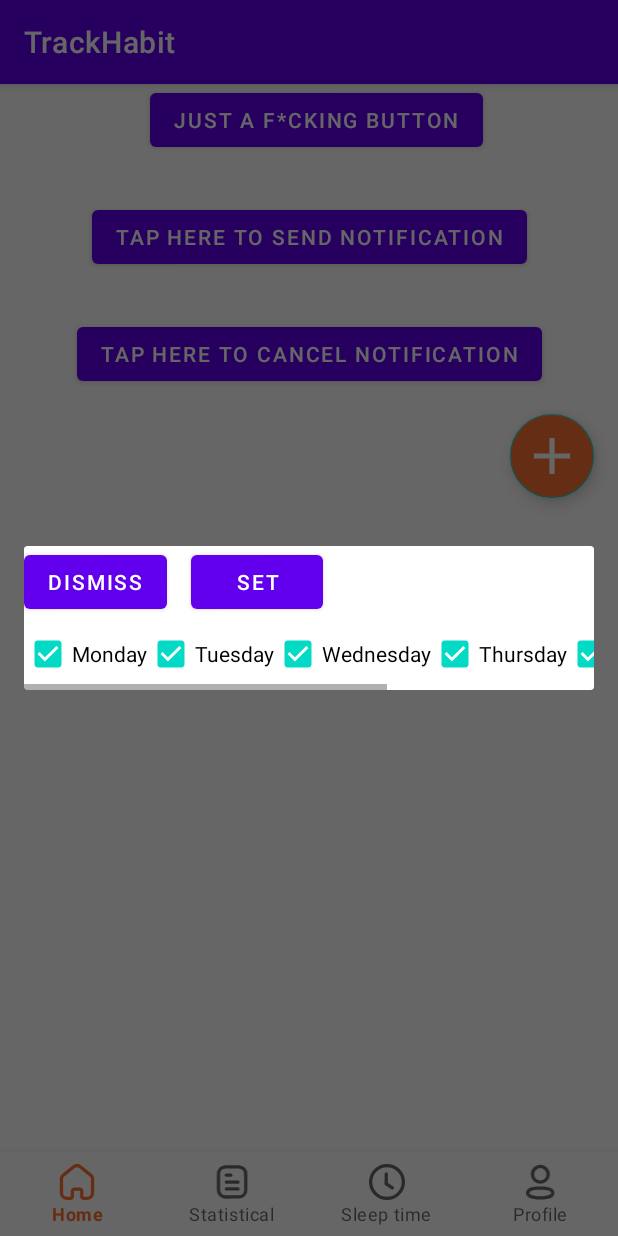
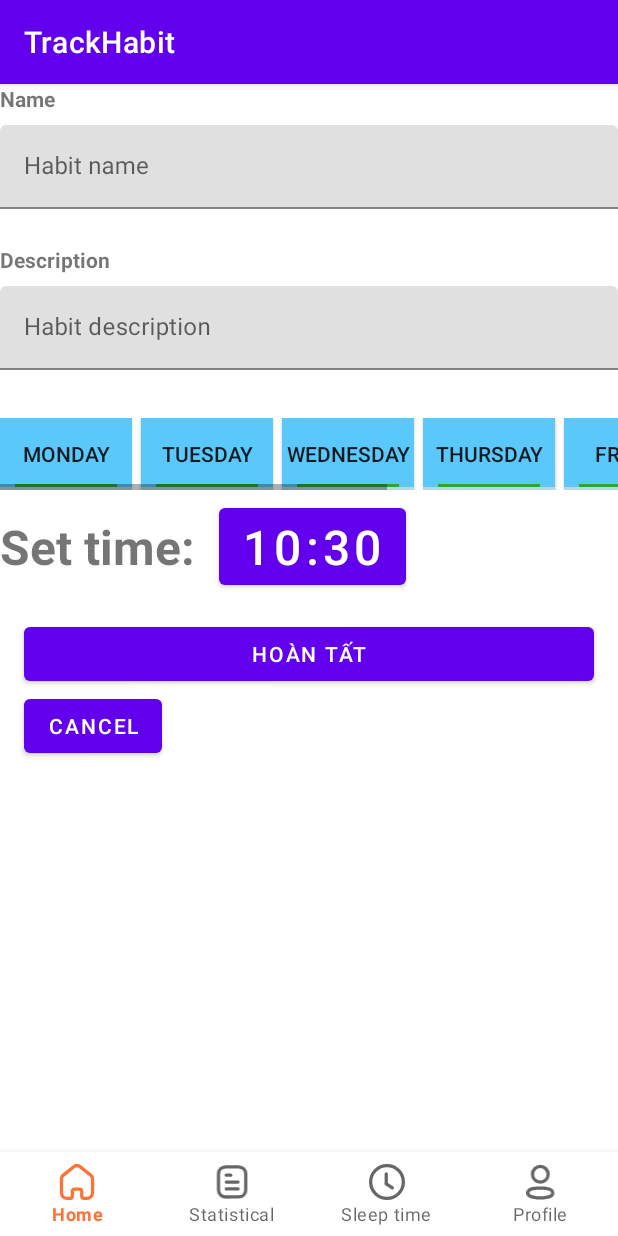
Before and after one commit to DawnHNguyen/Track-Habit, an Android app: the screen it shows after launch (HomeActivity), after a tap on an icon or button, on a phone screen of 412 x 824 dp. Run offline under Robolectric (Android 15) with nearby library versions, the phone set to English and light mode, and no system bars; our stand-ins replace Dagger/Hilt's generated code, data binding, navigation-ui.

Commit message:
TH-85 code ui add habit fragment

```diff
--- a/feature/trackhabit/src/main/java/com/track/trackhabit/habit/presentation/ui/SelectTimeNotificationDialogFragment.kt
+++ b/feature/trackhabit/src/main/java/com/track/trackhabit/habit/presentation/ui/SelectTimeNotificationFragment.kt
@@ -1,27 +1,21 @@
 package com.track.trackhabit.habit.presentation.ui
 
 import android.annotation.SuppressLint
-import android.app.DatePickerDialog
-import android.app.PendingIntent
 import android.app.TimePickerDialog
-import android.content.Context
 import android.content.Intent
 import android.os.Bundle
-import android.util.Log
 import android.view.LayoutInflater
 import android.view.View
 import android.view.ViewGroup
-import android.widget.Toast
-import androidx.constraintlayout.widget.ConstraintLayout
-import androidx.fragment.app.DialogFragment
+import androidx.fragment.app.Fragment
+import androidx.navigation.fragment.findNavController
 import com.track.trackhabit.habit.R
 import com.track.trackhabit.habit.presentation.constpackage.Const
-import com.track.trackhabit.habit.presentation.constpackage.ConstRequestCode
-import kotlinx.android.synthetic.main.dialog_select_time_notification.*
-import timber.log.Timber
+import kotlinx.android.synthetic.main.fragment_select_time_notification.*
+import java.text.SimpleDateFormat
 import java.util.*
 
-class SelectTimeNotificationDialogFragment: DialogFragment() {
+class SelectTimeNotificationFragment: Fragment() {
     private lateinit var alarmService: AlarmService
     private var monday: Boolean = true
     private var tuesday: Boolean = true
@@ -35,49 +29,45 @@ class SelectTimeNotificationDialogFragment: DialogFragment() {
         container: ViewGroup?,
         savedInstanceState: Bundle?
     ): View? {
-        return inflater.inflate(R.layout.dialog_select_time_notification, container, false)
+        return inflater.inflate(R.layout.fragment_select_time_notification, container, false)
     }
 
-    override fun onStart() {
-        super.onStart()
-        dialog?.window?.setLayout(ConstraintLayout.LayoutParams.MATCH_PARENT, ConstraintLayout.LayoutParams.WRAP_CONTENT)
-    }
 
     @SuppressLint("ResourceAsColor")
     override fun onViewCreated(view: View, savedInstanceState: Bundle?) {
         super.onViewCreated(view, savedInstanceState)
-
+        button_fragmentAddHabit_setTime.text = SimpleDateFormat("HH:mm").format(Date())
         alarmService = AlarmService(requireContext())
 
-        check_monday.setOnClickListener {
-            monday = check_monday.isChecked
+        toggleButton_fragmentAddHabit_checkMonday.setOnClickListener {
+            monday = toggleButton_fragmentAddHabit_checkMonday.isChecked
         }
 
-        check_tuesday.setOnClickListener {
-            tuesday = check_tuesday.isChecked
+        toggleButton_fragmentAddHabit_checkTuesday.setOnClickListener {
+            tuesday = toggleButton_fragmentAddHabit_checkTuesday.isChecked
         }
 
-        check_wednesday.setOnClickListener {
-            wednesday = check_wednesday.isChecked
+        toggleButton_fragmentAddHabit_checkWednesday.setOnClickListener {
+            wednesday = toggleButton_fragmentAddHabit_checkWednesday.isChecked
         }
 
-        check_thursday.setOnClickListener {
-            thursday = check_thursday.isChecked
+        toggleButton_fragmentAddHabit_checkThursday.setOnClickListener {
+            thursday = toggleButton_fragmentAddHabit_checkThursday.isChecked
         }
 
-        check_friday.setOnClickListener {
-            friday = check_friday.isChecked
+        toggleButton_fragmentAddHabit_checkFriday.setOnClickListener {
+            friday = toggleButton_fragmentAddHabit_checkFriday.isChecked
         }
 
-        check_saturday.setOnClickListener {
-            saturday = check_saturday.isChecked
+        toggleButton_fragmentAddHabit_checkSaturday.setOnClickListener {
+            saturday = toggleButton_fragmentAddHabit_checkSaturday.isChecked
         }
-        check_sunday.setOnClickListener {
-            sunday = check_sunday.isChecked
+        toggleButton_fragmentAddHabit_checkSunday.setOnClickListener {
+            sunday = toggleButton_fragmentAddHabit_checkSunday.isChecked
 
         }
 
-        buttonOK.setOnClickListener {
+        button_fragmentAddHabit_buttonDone.setOnClickListener {
             setAlarm {
                 alarmService.setRepeating(it)
                 val intent =  Intent(context, AlarmReceiver::class.java).apply {
@@ -92,12 +82,18 @@ class SelectTimeNotificationDialogFragment: DialogFragment() {
 //                    putExtra("TIME", it)
                 }
                 requireContext().sendBroadcast(intent)
+
             }
-            dismiss()
+            findNavController().navigate(R.id.action_nav_addhabit_to_nav_home)
+
         }
-
-        buttonCancel.setOnClickListener {
-            dismiss()
+        button_fragmentAddHabit_setTime.setOnClickListener {
+            setAlarm {
+                button_fragmentAddHabit_setTime.text = SimpleDateFormat("HH:mm").format(Date(it))
+            }
+        }
+        button_fragmentAddHabit_cancel.setOnClickListener {
+            findNavController().navigate(R.id.action_nav_addhabit_to_nav_home)
         }
     }
     private fun setAlarm(callback: (Long) -> Unit) {
--- a/feature/trackhabit/src/main/java/com/track/trackhabit/habit/presentation/ui/fragment/HomeFragment.kt
+++ b/feature/trackhabit/src/main/java/com/track/trackhabit/habit/presentation/ui/fragment/HomeFragment.kt
@@ -11,15 +11,15 @@ import android.view.ViewGroup
 import android.widget.Toast
 import androidx.core.app.NotificationCompat
 import androidx.core.app.NotificationManagerCompat
+import androidx.navigation.fragment.findNavController
 import androidx.recyclerview.widget.LinearLayoutManager
 import com.track.trackhabit.habit.R
 import com.track.trackhabit.habit.databinding.FragmentHomeBinding
 import com.track.trackhabit.habit.domain.entity.Habit
 import com.track.trackhabit.habit.presentation.ui.AlarmService
 import com.track.trackhabit.habit.presentation.ui.HabitsListAdapter
-import com.track.trackhabit.habit.presentation.ui.SelectTimeNotificationDialogFragment
+import com.track.trackhabit.habit.presentation.ui.SelectTimeNotificationFragment
 import com.track.trackhabit.habit.presentation.ui.createChannel
-import dagger.hilt.android.AndroidEntryPoint
 import java.util.*
 
 //@AndroidEntryPoint
@@ -80,8 +80,7 @@ class HomeFragment : Fragment() {
         }
 
         binding.fabActivityhomeAddhabit.setOnClickListener {
-            val dialog = SelectTimeNotificationDialogFragment()
-            dialog.show(childFragmentManager, "Dialog select days for notification")
+            findNavController().navigate(R.id.action_nav_home_to_nav_addhabit)
         }
     }
 
--- /dev/null
+++ b/feature/trackhabit/src/main/res/drawable/background_addhabit.xml
@@ -0,0 +1,108 @@
+<?xml version="1.0" encoding="utf-8"?>
+<selector xmlns:android="http://schemas.android.com/apk/res/android">
+
+    <item android:state_checked="true" android:state_pressed="true">
+        <layer-list xmlns:android="http://schemas.android.com/apk/res/android" >
+            <item android:top="2dp">
+                <shape android:shape="rectangle">
+                    <solid android:color="#46484A" />
+<!--                    toggle_button_pressed-->
+                </shape>
+            </item>
+            <item android:top="2dp" android:left="10dp" android:right="10dp">
+                <shape android:shape="rectangle">
+                    <solid android:color="#6DB5CB" />
+<!--                    toggle_button_checked-->
+                </shape>
+            </item>
+            <item android:top="2dp" android:bottom="2dp" android:left="10dp" android:right="10dp">
+                <shape android:shape="rectangle">
+                    <solid android:color="#46484A" />
+<!--                    toggle_button_pressed-->
+                </shape>
+            </item>
+        </layer-list>
+    </item>
+
+    <item android:state_pressed="true">
+        <layer-list xmlns:android="http://schemas.android.com/apk/res/android" >
+            <item android:top="2dp">
+                <shape android:shape="rectangle">
+                    <solid android:color="#46484A" />
+<!--                    toggle_button_pressed-->
+                </shape>
+            </item>
+            <item android:top="2dp" android:left="10dp" android:right="10dp">
+                <shape android:shape="rectangle">
+                    <solid android:color="#DBDADA" />
+<!--                    toggle_button_unchecked-->
+                </shape>
+            </item>
+            <item android:top="2dp" android:bottom="2dp" android:left="10dp" android:right="10dp">
+                <shape android:shape="rectangle">
+                    <solid android:color="#46484A" />
+<!--                    toggle_button_pressed-->
+                </shape>
+            </item>
+        </layer-list>
+    </item>
+
+    <item android:state_checked="true">
+        <layer-list xmlns:android="http://schemas.android.com/apk/res/android" >
+            <item>
+                <shape android:shape="rectangle">
+                    <solid android:color="#B7D8DF" />
+<!--                    toggle_button_shadow-->
+                </shape>
+            </item>
+            <item android:bottom="2dp">
+                <shape android:shape="rectangle">
+                    <solid android:color="#5AC8FA" />
+<!--                    toggle_button_unpressed-->
+                </shape>
+            </item>
+            <item android:bottom="2dp" android:left="10dp" android:right="10dp">
+                <shape android:shape="rectangle">
+                    <solid android:color="#2DA732" />
+<!--                    toggle_button_checked-->
+                </shape>
+            </item>
+            <item android:bottom="4dp" android:left="10dp" android:right="10dp">
+                <shape android:shape="rectangle">
+                    <solid android:color="#5AC8FA" />
+<!--                    toggle_button_unpressed-->
+                </shape>
+            </item>
+        </layer-list>
+    </item>
+
+    <item>
+        <layer-list xmlns:android="http://schemas.android.com/apk/res/android" >
+            <item>
+                <shape android:shape="rectangle">
+                    <solid android:color="#DBDADA" />
+<!--                    toggle_button_shadow-->
+                </shape>
+            </item>
+            <item android:bottom="2dp">
+                <shape android:shape="rectangle">
+                    <solid android:color="#818283" />
+<!--                    toggle_button_unpressed-->
+                </shape>
+            </item>
+            <item android:bottom="2dp" android:left="10dp" android:right="10dp">
+                <shape android:shape="rectangle">
+                    <solid android:color="#EF6060" />
+<!--                    toggle_button_unchecked-->
+                </shape>
+            </item>
+            <item android:bottom="4dp" android:left="10dp" android:right="10dp">
+                <shape android:shape="rectangle">
+                    <solid android:color="#818283" />
+<!--                    toggle_button_unpressed-->
+                </shape>
+            </item>
+        </layer-list>
+    </item>
+
+</selector>
--- a/feature/trackhabit/src/main/res/layout/dialog_select_time_notification.xml
+++ /dev/null
@@ -1,88 +0,0 @@
-<?xml version="1.0" encoding="utf-8"?>
-<androidx.constraintlayout.widget.ConstraintLayout xmlns:android="http://schemas.android.com/apk/res/android"
-    xmlns:app="http://schemas.android.com/apk/res-auto"
-    android:layout_width="match_parent"
-    android:layout_height="match_parent">
-
-    <Button
-        android:id="@+id/buttonCancel"
-        android:layout_width="wrap_content"
-        android:layout_height="wrap_content"
-        android:text="dismiss"
-        app:layout_constraintStart_toStartOf="parent"
-        app:layout_constraintTop_toTopOf="parent" />
-
-    <Button
-        android:id="@+id/buttonOK"
-        android:layout_width="wrap_content"
-        android:layout_height="wrap_content"
-        android:text="set"
-        android:layout_marginStart="16dp"
-        app:layout_constraintStart_toEndOf="@id/buttonCancel"
-        app:layout_constraintTop_toTopOf="parent" />
-
-    <HorizontalScrollView
-        android:layout_width="match_parent"
-        android:layout_height="wrap_content"
-        app:layout_constraintStart_toStartOf="parent"
-        app:layout_constraintTop_toBottomOf="@+id/buttonCancel">
-
-        <LinearLayout
-            android:orientation="horizontal"
-            android:layout_width="match_parent"
-            android:layout_height="match_parent">
-
-            <CheckBox
-                android:id="@+id/check_monday"
-                android:checked="true"
-                android:layout_width="wrap_content"
-                android:layout_height="wrap_content"
-                android:text="Monday" />
-
-            <CheckBox
-                android:id="@+id/check_tuesday"
-                android:checked="true"
-                android:layout_width="wrap_content"
-                android:layout_height="wrap_content"
-                android:text="Tuesday" />
-
-            <CheckBox
-                android:id="@+id/check_wednesday"
-                android:checked="true"
-                android:layout_width="wrap_content"
-                android:layout_height="wrap_content"
-                android:text="Wednesday" />
-
-            <CheckBox
-                android:id="@+id/check_thursday"
-                android:checked="true"
-                android:layout_width="wrap_content"
-                android:layout_height="wrap_content"
-                android:text="Thursday" />
-
-            <CheckBox
-                android:id="@+id/check_friday"
-                android:checked="true"
-                android:layout_width="wrap_content"
-                android:layout_height="wrap_content"
-                android:text="Friday" />
-
-            <CheckBox
-                android:id="@+id/check_saturday"
-                android:checked="true"
-                android:layout_width="wrap_content"
-                android:layout_height="wrap_content"
-                android:text="Saturday" />
-
-            <CheckBox
-                android:id="@+id/check_sunday"
-                android:checked="true"
-                android:layout_width="wrap_content"
-                android:layout_height="wrap_content"
-                android:text="Sunday" />
-
-        </LinearLayout>
-
-    </HorizontalScrollView>
-
-</androidx.constraintlayout.widget.ConstraintLayout>
--- /dev/null
+++ b/feature/trackhabit/src/main/res/layout/fragment_select_time_notification.xml
@@ -0,0 +1,194 @@
+<?xml version="1.0" encoding="utf-8"?>
+<androidx.constraintlayout.widget.ConstraintLayout xmlns:android="http://schemas.android.com/apk/res/android"
+    xmlns:app="http://schemas.android.com/apk/res-auto"
+    android:layout_width="match_parent"
+    android:layout_height="match_parent">
+
+    <androidx.appcompat.widget.AppCompatTextView
+        android:id="@+id/textView_fragmentAddHabit_name"
+        android:text="Name"
+        android:layout_width="wrap_content"
+        android:layout_height="wrap_content"
+        android:textStyle="bold"
+        app:layout_constraintStart_toStartOf="parent"
+        app:layout_constraintTop_toTopOf="parent"
+        />
+
+    <com.google.android.material.textfield.TextInputLayout
+        android:id="@+id/inputEditText_fragmentAddHabit_name"
+        android:layout_width="match_parent"
+        android:layout_height="wrap_content"
+        android:layout_marginTop="8dp"
+        app:layout_constraintTop_toBottomOf="@id/textView_fragmentAddHabit_name"
+        app:layout_constraintStart_toEndOf="@id/textView_fragmentAddHabit_name"
+        >
+        <com.google.android.material.textfield.TextInputEditText
+            android:id="@+id/textInputEditText_fragmentAddHabit_name"
+            android:layout_width="match_parent"
+            android:layout_height="wrap_content"
+            android:hint="Habit name"
+            />
+    </com.google.android.material.textfield.TextInputLayout>
+
+
+    <androidx.appcompat.widget.AppCompatTextView
+        android:id="@+id/textView_fragmentAddHabit_description"
+        android:text="Description"
+        android:layout_width="wrap_content"
+        android:layout_height="wrap_content"
+        android:textStyle="bold"
+        android:layout_marginTop="24dp"
+        app:layout_constraintStart_toStartOf="parent"
+        app:layout_constraintTop_toBottomOf="@id/inputEditText_fragmentAddHabit_name"
+        />
+
+    <com.google.android.material.textfield.TextInputLayout
+        android:id="@+id/inputEditText_fragmentAddHabit_description"
+        android:layout_width="match_parent"
+        android:layout_height="wrap_content"
+        android:layout_marginTop="8dp"
+        app:layout_constraintTop_toBottomOf="@id/textView_fragmentAddHabit_description"
+        app:layout_constraintStart_toStartOf="parent"
+        >
+        <com.google.android.material.textfield.TextInputEditText
+            android:id="@+id/textInputEditText_fragmentAddHabit_description"
+            android:layout_width="match_parent"
+            android:layout_height="wrap_content"
+            android:hint="Habit description"
+            />
+    </com.google.android.material.textfield.TextInputLayout>
+
+
+    <HorizontalScrollView
+        android:id="@+id/scrollView_fragmentAddHabit_daySelection"
+        android:layout_width="match_parent"
+        android:layout_height="wrap_content"
+        android:layout_marginTop="32dp"
+        app:layout_constraintStart_toStartOf="parent"
+        app:layout_constraintTop_toBottomOf="@+id/inputEditText_fragmentAddHabit_description">
+
+        <LinearLayout
+            android:orientation="horizontal"
+            android:layout_width="match_parent"
+            android:layout_height="match_parent">
+
+            <ToggleButton
+                android:id="@+id/toggleButton_fragmentAddHabit_checkMonday"
+                android:checked="true"
+                android:layout_marginEnd="6dp"
+                android:layout_width="wrap_content"
+                android:layout_height="wrap_content"
+                android:background="@drawable/background_addhabit"
+                android:textOn="Monday"
+                android:textOff="Monday"
+                />
+
+            <ToggleButton
+                android:id="@+id/toggleButton_fragmentAddHabit_checkTuesday"
+                android:checked="true"
+                android:layout_marginEnd="6dp"
+                android:layout_width="wrap_content"
+                android:layout_height="wrap_content"
+                android:background="@drawable/background_addhabit"
+                android:textOn="Tuesday"
+                android:textOff="Tuesday" />
+
+            <ToggleButton
+                android:id="@+id/toggleButton_fragmentAddHabit_checkWednesday"
+                android:checked="true"
+                android:layout_marginEnd="6dp"
+                android:layout_width="wrap_content"
+                android:layout_height="wrap_content"
+                android:background="@drawable/background_addhabit"
+                android:textOn="Wednesday"
+                android:textOff="Wednesday" />
+
+            <ToggleButton
+                android:id="@+id/toggleButton_fragmentAddHabit_checkThursday"
+                android:checked="true"
+                android:layout_marginEnd="6dp"
+                android:layout_width="wrap_content"
+                android:layout_height="wrap_content"
+                android:background="@drawable/background_addhabit"
+                android:textOn="Thursday"
+                android:textOff="Thursday" />
+
+            <ToggleButton
+                android:id="@+id/toggleButton_fragmentAddHabit_checkFriday"
+                android:checked="true"
+                android:layout_marginEnd="6dp"
+                android:layout_width="wrap_content"
+                android:layout_height="wrap_content"
+                android:background="@drawable/background_addhabit"
+                android:textOn="Friday"
+                android:textOff="Friday" />
+
+            <ToggleButton
+                android:id="@+id/toggleButton_fragmentAddHabit_checkSaturday"
+                android:checked="true"
+                android:layout_marginEnd="6dp"
+                android:layout_width="wrap_content"
+                android:layout_height="wrap_content"
+                android:background="@drawable/background_addhabit"
+                android:textOn="Saturday"
+                android:textOff="Saturday" />
+
+            <ToggleButton
+                android:id="@+id/toggleButton_fragmentAddHabit_checkSunday"
+                android:checked="true"
+                android:layout_marginEnd="6dp"
+                app:boxCornerRadiusTopStart="50dp"
+                app:boxCornerRadiusBottomStart="50dp"
+                app:boxCornerRadiusTopEnd="50dp"
+                app:boxCornerRadiusBottomEnd="50dp"
+                android:layout_width="wrap_content"
+                android:layout_height="wrap_content"
+                android:background="@drawable/background_addhabit"
+                android:textOn="Sunday"
+                android:textOff="Sunday" />
+        </LinearLayout>
+    </HorizontalScrollView>
+
+    <androidx.appcompat.widget.AppCompatTextView
+        android:id="@+id/textView_fragmentAddHabit_setTime"
+        android:layout_width="wrap_content"
+        android:layout_height="wrap_content"
+        android:text="Set time:"
+        android:textStyle="bold"
+        android:textSize="32dp"
+        android:layout_marginTop="16dp"
+        app:layout_constraintStart_toStartOf="parent"
+        app:layout_constraintTop_toBottomOf="@id/scrollView_fragmentAddHabit_daySelection"/>
+
+    <Button
+        android:id="@+id/button_fragmentAddHabit_setTime"
+        android:layout_width="wrap_content"
+        android:layout_height="wrap_content"
+        android:textSize="32dp"
+        android:layout_marginTop="16dp"
+        android:layout_marginStart="16dp"
+        app:layout_constraintStart_toEndOf="@+id/textView_fragmentAddHabit_setTime"
+        app:layout_constraintTop_toBottomOf="@id/scrollView_fragmentAddHabit_daySelection"
+        app:layout_constraintBaseline_toBaselineOf="@id/textView_fragmentAddHabit_setTime"/>
+
+    <Button
+        android:id="@+id/button_fragmentAddHabit_buttonDone"
+        android:layout_width="match_parent"
+        android:layout_height="wrap_content"
+        android:text="Hoàn tất"
+        android:layout_margin="16dp"
+        app:layout_constraintStart_toStartOf="parent"
+        app:layout_constraintTop_toBottomOf="@id/button_fragmentAddHabit_setTime" />
+
+    <Button
+        android:id="@+id/button_fragmentAddHabit_cancel"
+        android:layout_width="wrap_content"
+        android:layout_height="wrap_content"
+        android:text="cancel"
+        android:layout_marginStart="16dp"
+        app:layout_constraintStart_toStartOf="parent"
+        app:layout_constraintTop_toBottomOf="@id/button_fragmentAddHabit_buttonDone" />
+
+
+
+</androidx.constraintlayout.widget.ConstraintLayout>
--- a/feature/trackhabit/src/main/res/navigation/nav_graph.xml
+++ b/feature/trackhabit/src/main/res/navigation/nav_graph.xml
@@ -9,7 +9,11 @@
         android:id="@+id/nav_home"
         android:name="com.track.trackhabit.habit.presentation.ui.fragment.HomeFragment"
         android:label="home"
-        tools:layout="@layout/fragment_home"/>
+        tools:layout="@layout/fragment_home">
+        <action
+            android:id="@+id/action_nav_home_to_nav_addhabit"
+            app:destination="@id/nav_addhabit" />
+    </fragment>
 
     <fragment
         android:id="@+id/nav_profile"
@@ -29,4 +33,14 @@
         android:label="profile"
         tools:layout="@layout/fragment_sleep_time"/>
 
+    <fragment
+        android:id="@+id/nav_addhabit"
+        android:name="com.track.trackhabit.habit.presentation.ui.SelectTimeNotificationFragment"
+        android:label="profile"
+        tools:layout="@layout/fragment_select_time_notification">
+        <action
+            android:id="@+id/action_nav_addhabit_to_nav_home"
+            app:destination="@id/nav_home" />
+    </fragment>
+
 </navigation>
```
